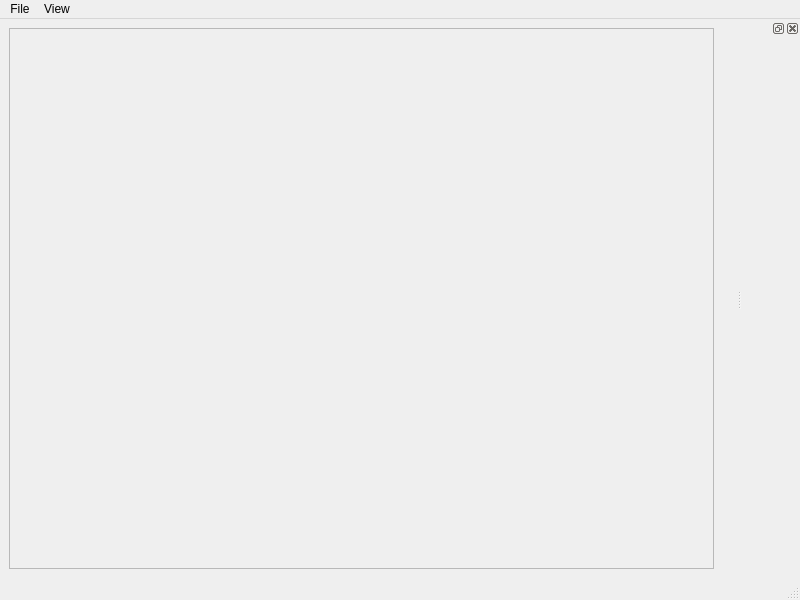
This is window.ui in BearFinder/desktop_application as Qt 5 draws it before an edit. The edited form follows.
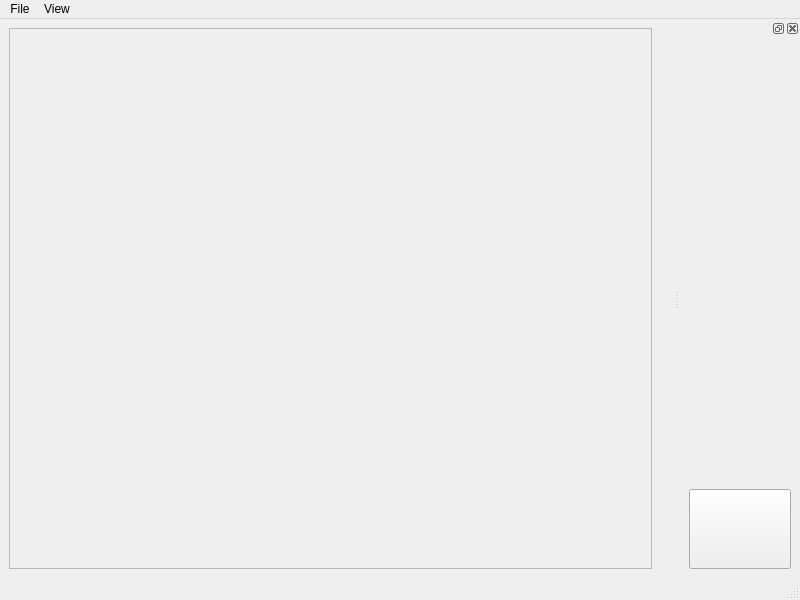
This is the edited form.

The edit to the form file:
```diff
--- a/window.ui
+++ b/window.ui
@@ -28,7 +28,7 @@
         <rect>
          <x>0</x>
          <y>0</y>
-         <width>671</width>
+         <width>648</width>
          <height>531</height>
         </rect>
        </property>
@@ -81,6 +81,12 @@
   </widget>
   <widget class="QStatusBar" name="statusbar"/>
   <widget class="QDockWidget" name="dockWidget">
+   <property name="minimumSize">
+    <size>
+     <width>120</width>
+     <height>174</height>
+    </size>
+   </property>
    <attribute name="dockWidgetArea">
     <number>2</number>
    </attribute>
@@ -96,6 +102,25 @@
        </property>
       </widget>
      </item>
+     <item>
+      <widget class="QPushButton" name="colorButton">
+       <property name="sizePolicy">
+        <sizepolicy hsizetype="Minimum" vsizetype="Fixed">
+         <horstretch>0</horstretch>
+         <verstretch>100</verstretch>
+        </sizepolicy>
+       </property>
+       <property name="minimumSize">
+        <size>
+         <width>80</width>
+         <height>80</height>
+        </size>
+       </property>
+       <property name="text">
+        <string/>
+       </property>
+      </widget>
+     </item>
     </layout>
    </widget>
   </widget>
```
